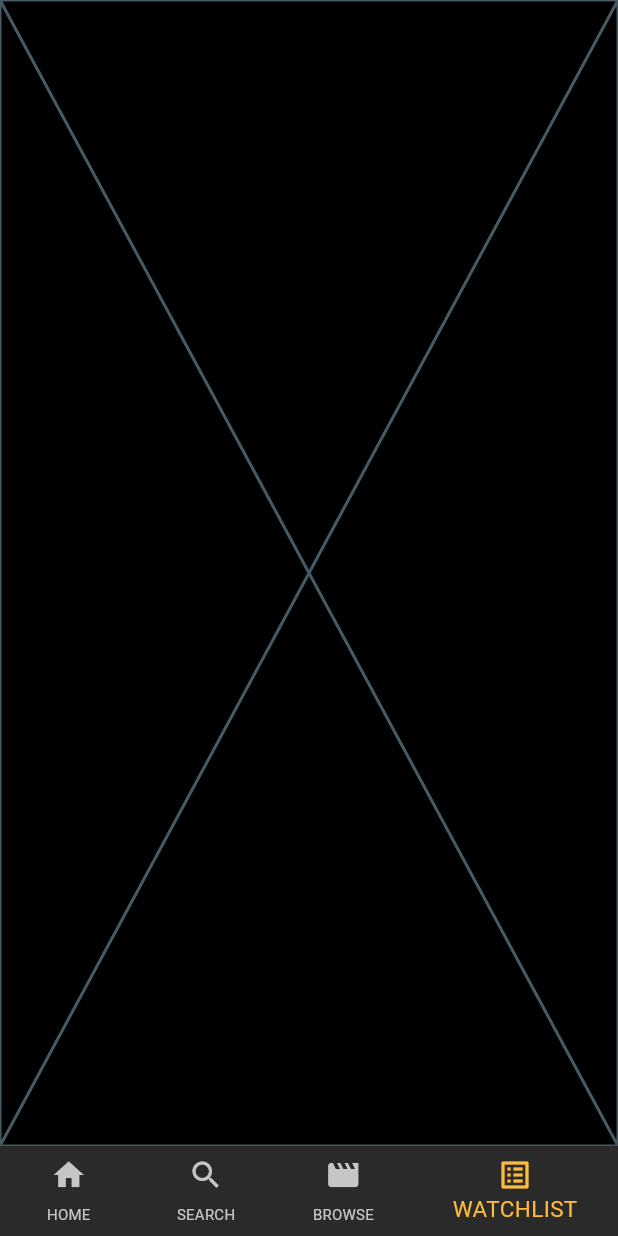
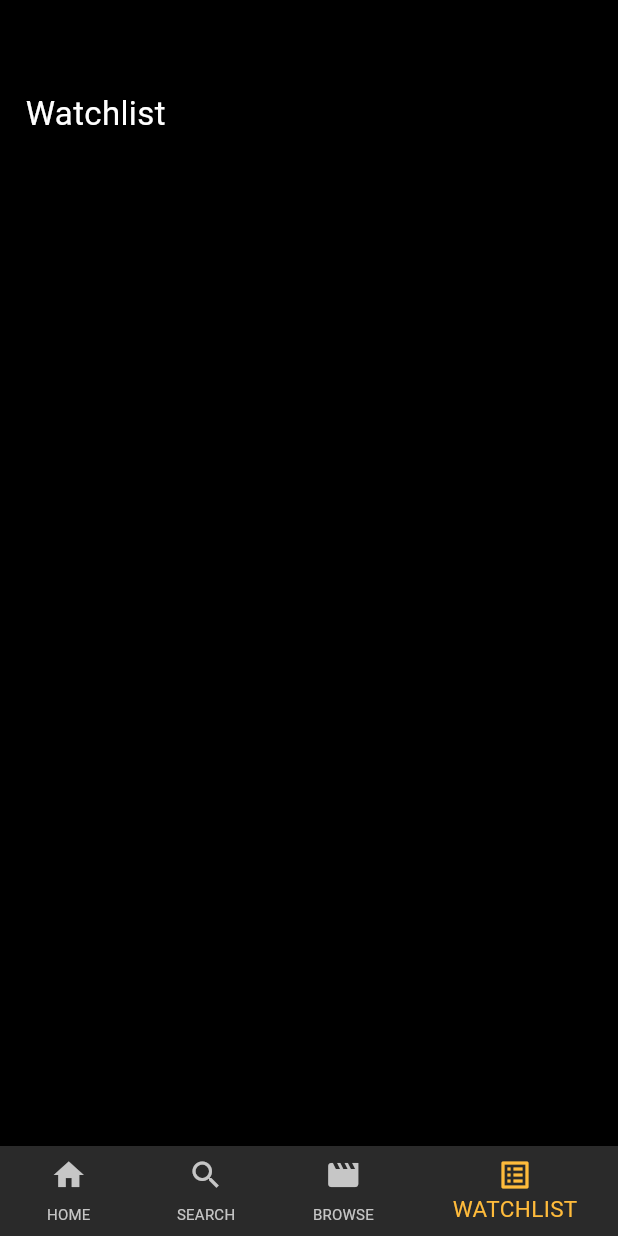
Before and after one commit to Mariamshahir/movies, a Flutter app: the screen it shows after launch, item 4 of the bottom bar chosen, on a phone screen of 412 x 824 dp. Run offline on Flutter 3.47's test engine with Material 3 defaults, Android fonts, the phone set to English and light mode, and no system bars; our stand-ins replace cached_network_image, carousel_slider, cloud_firestore, firebase_core; accounts and stored records are empty; network calls fail.

Commit message:
Finished watch list widget.

```diff
--- a/lib/tabs/watchlist.dart
+++ b/lib/tabs/watchlist.dart
@@ -1,10 +1,64 @@
 import 'package:flutter/material.dart';
+import 'package:test_movies/firebase/firebase.dart';
+import 'package:test_movies/models/film.dart';
+import 'package:test_movies/utils/colors_app.dart';
+import 'package:test_movies/utils/theme_app.dart';
+import 'package:test_movies/widgets/app_error.dart';
+import 'package:test_movies/widgets/lodding_app.dart';
+import 'package:test_movies/widgets/watch_list_widget.dart';
 
 class WatchListTab extends StatelessWidget {
-  const WatchListTab({super.key});
+  const WatchListTab({Key? key});
 
   @override
   Widget build(BuildContext context) {
-    return const Placeholder();
+    return FutureBuilder<List<Film>>(
+      future: FirebaseUtils.getAllMoviesFromFirestore(),
+      builder: (context, snapshot) {
+        if (snapshot.connectionState == ConnectionState.waiting) {
+          return const LoaddingApp();
+        } else if (snapshot.hasError) {
+          return const AppError(error: "Something went wrong. Please try again later.");
+        } else if (snapshot.hasData) {
+          final movies = snapshot.data!;
+          return listWatchList(movies);
+        } else {
+          return const SizedBox();
+        }
+      },
+    );
+  }
+
+  Widget listWatchList(List<Film> movies) {
+    return Container(
+      padding: const EdgeInsets.symmetric(vertical: 60, horizontal: 17),
+      child: Column(
+        crossAxisAlignment: CrossAxisAlignment.stretch,
+        children: [
+          const Text(
+            "Watchlist",
+            style: AppTheme.watchList,
+          ),
+          Expanded(
+            child: ListView.separated(
+              itemCount: movies.length,
+              separatorBuilder: (BuildContext context, int index) {
+                return const Divider(
+                  color: AppColors.divider,
+                  thickness: 2,
+                  indent: 5,
+                );
+              },
+              itemBuilder: (context, index) {
+                return Padding(
+                  padding: const EdgeInsets.symmetric(vertical: 5),
+                  child: WatchListWidget(result: movies[index]),
+                );
+              },
+            ),
+          ),
+        ],
+      ),
+    );
   }
 }
```
Also changed, not shown: lib/widgets/watch_list_widget.dart (added, +76 -0 lines).
